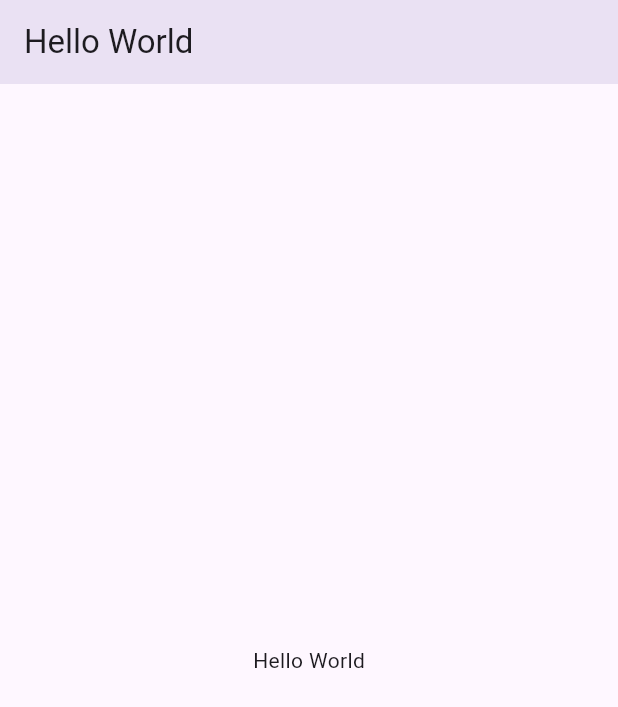
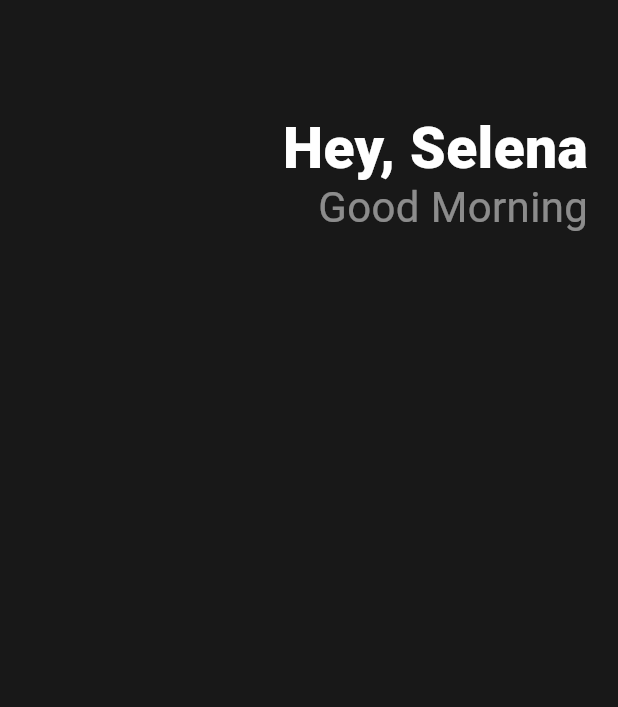
Before and after one commit to shleecloud/hello-flutter, a Flutter app: the screen it shows after launch, on a phone screen of 412 x 824 dp. Shown: the top 707 px of the screen. Run offline on Flutter 3.47's test engine with Material 3 defaults, Android fonts, the phone set to English and light mode, and no system bars.

Commit message:
feature: Hello selena

```diff
--- a/toonflix/lib/main.dart
+++ b/toonflix/lib/main.dart
@@ -9,14 +9,43 @@ class App extends StatelessWidget {
   Widget build(BuildContext context) {
     return MaterialApp(
       home: Scaffold(
-        appBar: AppBar(
-          elevation: 10,
-          title: const Text('Hello World'),
-        ),
-        body: const Center(
-          child: Text('Hello World'),
-        ),
-      ),
+          backgroundColor: const Color(0xFF181818),
+          body: Padding(
+            padding: const EdgeInsets.symmetric(horizontal: 20),
+            child: Column(
+              children: [
+                const SizedBox(
+                  height: 80,
+                ),
+                Row(
+                  mainAxisAlignment: MainAxisAlignment.end,
+                  children: [
+                    Column(
+                      crossAxisAlignment: CrossAxisAlignment.end,
+                      children: [
+                        const Text(
+                          'Hey, Selena',
+                          style: TextStyle(
+                            color: Colors.white,
+                            fontSize: 38,
+                            fontWeight: FontWeight.w800,
+                            height: 1,
+                          ),
+                        ),
+                        Text(
+                          'Good Morning',
+                          style: TextStyle(
+                            color: Colors.white.withOpacity(0.5),
+                            fontSize: 28,
+                          ),
+                        ),
+                      ],
+                    )
+                  ],
+                ),
+              ],
+            ),
+          )),
     );
   }
 }
```
